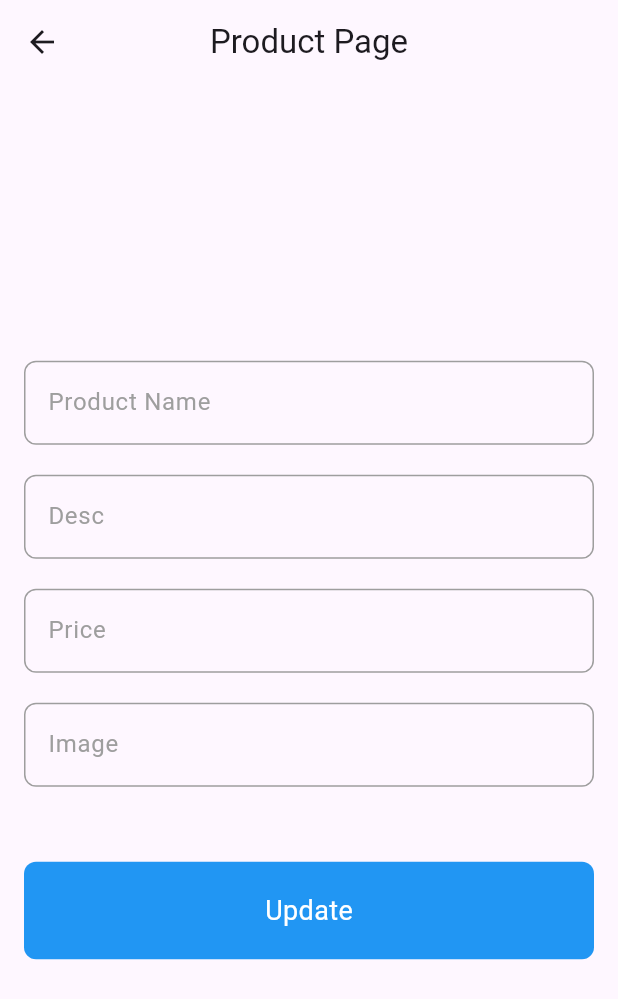
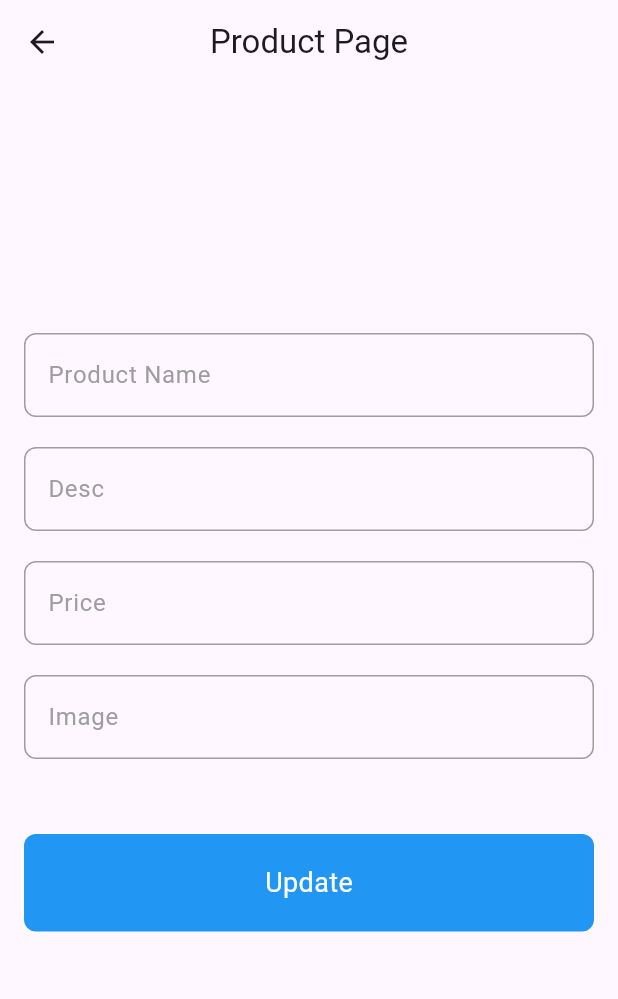
Before and after one commit to MuhamedElockly/store_app, a Flutter app: the ProductPage screen opened by its route, on a phone screen of 412 x 824 dp. Shown: the top 999 px of the screen. Run offline on Flutter 3.47's test engine with Material 3 defaults, Android fonts, the phone set to English and light mode, and no system bars; our stand-ins replace font_awesome_flutter; network calls fail.

Commit message:
update ui

```diff
--- a/lib/screens/product_page.dart
+++ b/lib/screens/product_page.dart
@@ -15,9 +15,13 @@ class ProductPage extends StatelessWidget {
       ),
       body: Padding(
         padding: const EdgeInsets.all(16),
+        child: SingleChildScrollView(
           child: Column(
             mainAxisAlignment: MainAxisAlignment.center,
             children: [
+              SizedBox(
+                height: 150,
+              ),
               CustomTextField(
                 onChanged: (data) {
                   title = data;
@@ -40,10 +44,11 @@ class ProductPage extends StatelessWidget {
               ),
               CustomTextField(
                 onChanged: (data) {
-                price = data as double?;
+                  price = double.parse(data);
                 },
                 obscureText: false,
                 hintText: 'Price',
+                inputType: TextInputType.number,
               ),
               SizedBox(
                 height: 20,
@@ -65,6 +70,7 @@ class ProductPage extends StatelessWidget {
             ],
           ),
         ),
+      ),
     );
   }
 }
--- a/lib/widgets/custom_text_field.dart
+++ b/lib/widgets/custom_text_field.dart
@@ -1,19 +1,20 @@
 import 'package:flutter/material.dart';
 
 class CustomTextField extends StatelessWidget {
-  CustomTextField({this.hintText, this.onChanged, required this.obscureText});
+  CustomTextField(
+      {this.hintText,
+      this.onChanged,
+      required this.obscureText,
+      this.inputType});
   String? hintText;
   bool obscureText;
+  TextInputType? inputType;
   Function(String)? onChanged;
   @override
   Widget build(BuildContext context) {
-    return TextFormField(
+    return TextField(
+      keyboardType: inputType,
       obscureText: this.obscureText,
-      validator: (value) {
-        if (value!.isEmpty) {
-          return 'This feild can\'t be empty';
-        }
-      },
       onChanged: onChanged,
       decoration: InputDecoration(
         hintText: hintText,
```
Lines whose indentation alone changed are shown as unchanged.
